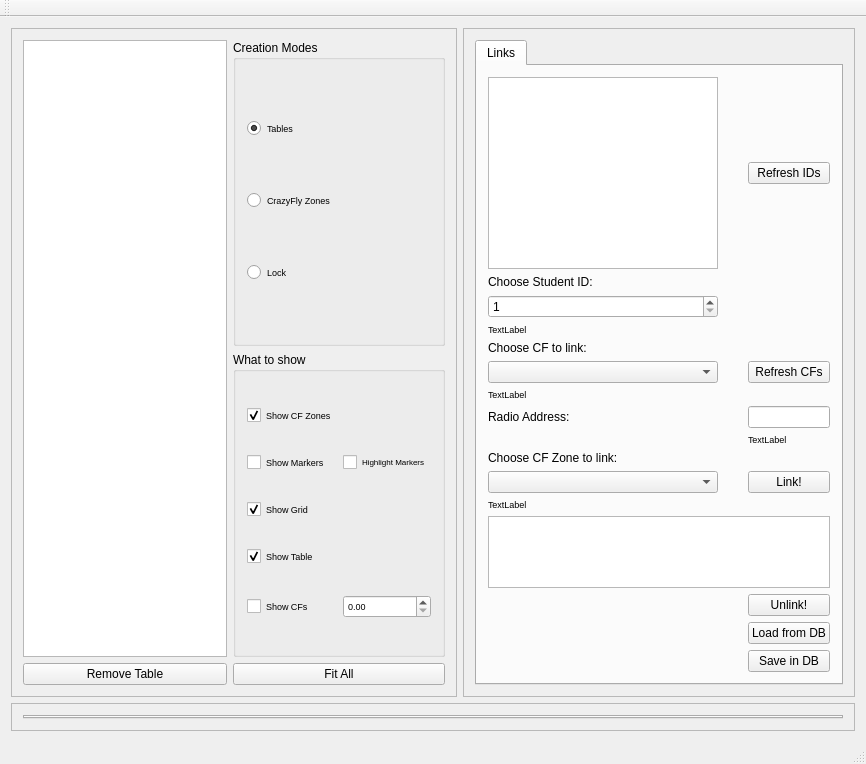
Qt form pps_ws/src/d_fall_pps/GUI_Qt/CrazyFlyGUI/src/mainguiwindow.ui (alexdidier/rampc-quadrotor) before a commit.
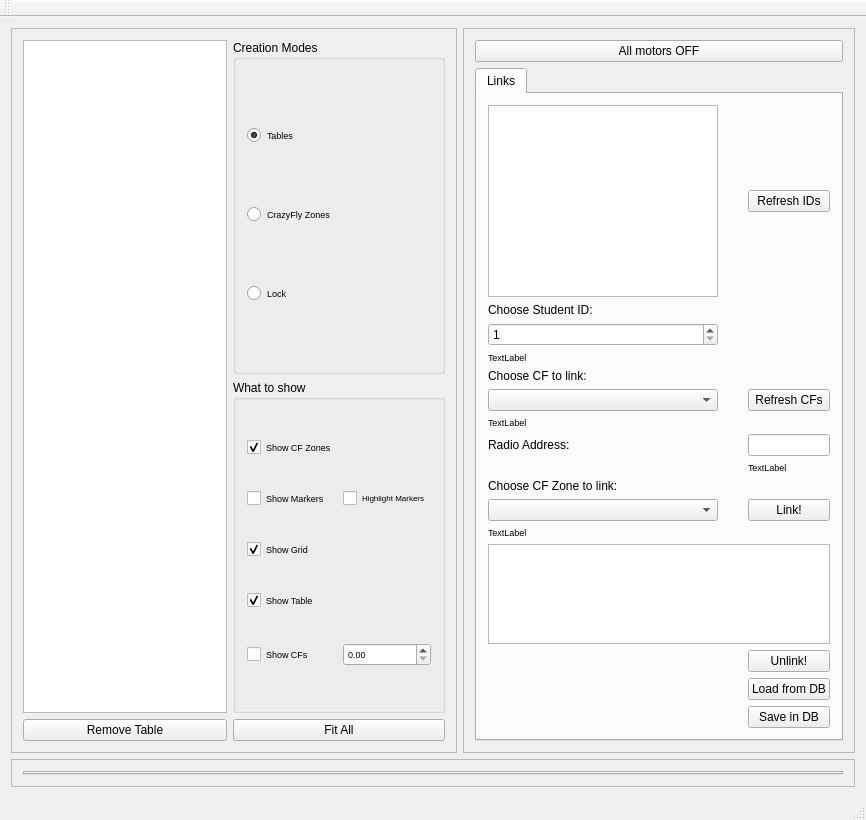
The same form after that commit. Custom widgets are drawn as their Qt base class.

Commit message: added button for turning motors off. Need to try downstairs

```diff
--- a/pps_ws/src/d_fall_pps/GUI_Qt/CrazyFlyGUI/src/mainguiwindow.ui
+++ b/pps_ws/src/d_fall_pps/GUI_Qt/CrazyFlyGUI/src/mainguiwindow.ui
@@ -7,7 +7,7 @@
     <x>0</x>
     <y>0</y>
     <width>866</width>
-    <height>763</height>
+    <height>820</height>
    </rect>
   </property>
   <property name="windowTitle">
@@ -110,7 +110,7 @@
           <string>What to show</string>
          </property>
          <layout class="QGridLayout" name="gridLayout_5">
-          <item row="3" column="0">
+          <item row="4" column="0">
            <widget class="QCheckBox" name="checkBox_grid">
             <property name="font">
              <font>
@@ -125,7 +125,7 @@
             </property>
            </widget>
           </item>
-          <item row="4" column="0">
+          <item row="5" column="0">
            <widget class="QCheckBox" name="checkBox_table">
             <property name="font">
              <font>
@@ -140,7 +140,7 @@
             </property>
            </widget>
           </item>
-          <item row="7" column="0">
+          <item row="8" column="0">
            <widget class="QCheckBox" name="checkBox_vicon_crazyflies">
             <property name="font">
              <font>
@@ -155,7 +155,7 @@
             </property>
            </widget>
           </item>
-          <item row="0" column="0">
+          <item row="1" column="0">
            <widget class="QCheckBox" name="checkBox_crazyfly_zones">
             <property name="font">
              <font>
@@ -170,7 +170,7 @@
             </property>
            </widget>
           </item>
-          <item row="1" column="0">
+          <item row="2" column="0">
            <widget class="QCheckBox" name="checkBox_vicon_markers">
             <property name="font">
              <font>
@@ -185,7 +185,7 @@
             </property>
            </widget>
           </item>
-          <item row="7" column="1">
+          <item row="8" column="1">
            <widget class="QDoubleSpinBox" name="scaleSpinBox">
             <property name="font">
              <font>
@@ -194,7 +194,7 @@
             </property>
            </widget>
           </item>
-          <item row="1" column="1">
+          <item row="2" column="1">
            <widget class="QCheckBox" name="checkBox_vicon_highlight_markers">
             <property name="font">
              <font>
@@ -248,6 +248,13 @@
        <enum>QFrame::Raised</enum>
       </property>
       <layout class="QVBoxLayout" name="verticalLayout_2">
+       <item>
+        <widget class="QPushButton" name="all_motors_off_button">
+         <property name="text">
+          <string>All motors OFF</string>
+         </property>
+        </widget>
+       </item>
        <item>
         <widget class="QTabWidget" name="tabWidget_2">
          <property name="currentIndex">
@@ -258,7 +265,7 @@
            <string>Links</string>
           </attribute>
           <layout class="QGridLayout" name="gridLayout">
-           <item row="5" column="1" colspan="6">
+           <item row="6" column="1" colspan="6">
             <widget class="QLabel" name="err_message_student_id">
              <property name="font">
               <font>
@@ -270,7 +277,7 @@
              </property>
             </widget>
            </item>
-           <item row="14" column="1" colspan="6">
+           <item row="15" column="1" colspan="6">
             <widget class="QLabel" name="err_message_cf_zone">
              <property name="font">
               <font>
@@ -282,7 +289,7 @@
              </property>
             </widget>
            </item>
-           <item row="9" column="1" colspan="6">
+           <item row="10" column="1" colspan="6">
             <widget class="QLabel" name="err_message_cf">
              <property name="font">
               <font>
@@ -294,7 +301,7 @@
              </property>
             </widget>
            </item>
-           <item row="4" column="1">
+           <item row="5" column="1">
             <widget class="QSpinBox" name="spinBox_student_ids">
              <property name="sizePolicy">
               <sizepolicy hsizetype="Preferred" vsizetype="Fixed">
@@ -323,34 +330,34 @@
              </property>
             </widget>
            </item>
-           <item row="13" column="1">
-            <widget class="QComboBox" name="comboBoxCFZones"/>
-           </item>
-           <item row="8" column="1">
+           <item row="9" column="1">
             <widget class="QComboBox" name="comboBoxCFs"/>
            </item>
-           <item row="3" column="1">
+           <item row="14" column="1">
+            <widget class="QComboBox" name="comboBoxCFZones"/>
+           </item>
+           <item row="4" column="1">
             <widget class="QLabel" name="label_4">
              <property name="text">
               <string>Choose Student ID:</string>
              </property>
             </widget>
            </item>
-           <item row="6" column="1">
+           <item row="7" column="1">
             <widget class="QLabel" name="label_2">
              <property name="text">
               <string>Choose CF to link:</string>
              </property>
             </widget>
            </item>
-           <item row="12" column="1">
+           <item row="13" column="1">
             <widget class="QLabel" name="label_3">
              <property name="text">
               <string>Choose CF Zone to link:</string>
              </property>
             </widget>
            </item>
-           <item row="8" column="6">
+           <item row="9" column="6">
             <widget class="QPushButton" name="refresh_cfs_button">
              <property name="text">
               <string>Refresh CFs</string>
@@ -364,7 +371,7 @@
              </property>
             </widget>
            </item>
-           <item row="15" column="1" colspan="6">
+           <item row="16" column="1" colspan="6">
             <widget class="QTableWidget" name="table_links">
              <property name="minimumSize">
               <size>
@@ -382,56 +389,56 @@
               <number>0</number>
              </property>
              <attribute name="horizontalHeaderVisible">
-              <bool>true</bool>
+              <bool>false</bool>
              </attribute>
             </widget>
            </item>
-           <item row="13" column="6">
+           <item row="14" column="6">
             <widget class="QPushButton" name="link_button">
              <property name="text">
               <string>Link!</string>
              </property>
             </widget>
            </item>
-           <item row="17" column="6">
+           <item row="18" column="6">
             <widget class="QPushButton" name="unlink_button">
              <property name="text">
               <string>Unlink!</string>
              </property>
             </widget>
            </item>
-           <item row="19" column="6">
+           <item row="20" column="6">
             <widget class="QPushButton" name="save_in_DB_button">
              <property name="text">
               <string>Save in DB</string>
              </property>
             </widget>
            </item>
-           <item row="18" column="6">
+           <item row="11" column="6">
+            <widget class="QLineEdit" name="radioAddress_text">
+             <property name="readOnly">
+              <bool>true</bool>
+             </property>
+             <property name="clearButtonEnabled">
+              <bool>false</bool>
+             </property>
+            </widget>
+           </item>
+           <item row="19" column="6">
             <widget class="QPushButton" name="load_from_DB_button">
              <property name="text">
               <string>Load from DB</string>
              </property>
             </widget>
            </item>
-           <item row="10" column="1">
+           <item row="11" column="1">
             <widget class="QLabel" name="label">
              <property name="text">
               <string>Radio Address:</string>
              </property>
             </widget>
            </item>
-           <item row="10" column="6">
-            <widget class="QLineEdit" name="radioAddress_text">
-             <property name="readOnly">
-              <bool>true</bool>
-             </property>
-             <property name="clearButtonEnabled">
-              <bool>false</bool>
-             </property>
-            </widget>
-           </item>
-           <item row="11" column="6">
+           <item row="12" column="6">
             <widget class="QLabel" name="err_message_radio_address">
              <property name="font">
               <font>
```
Left out of the diff: 2 changed lines with no effect on the pictures. The commit also changes 5 other files.
